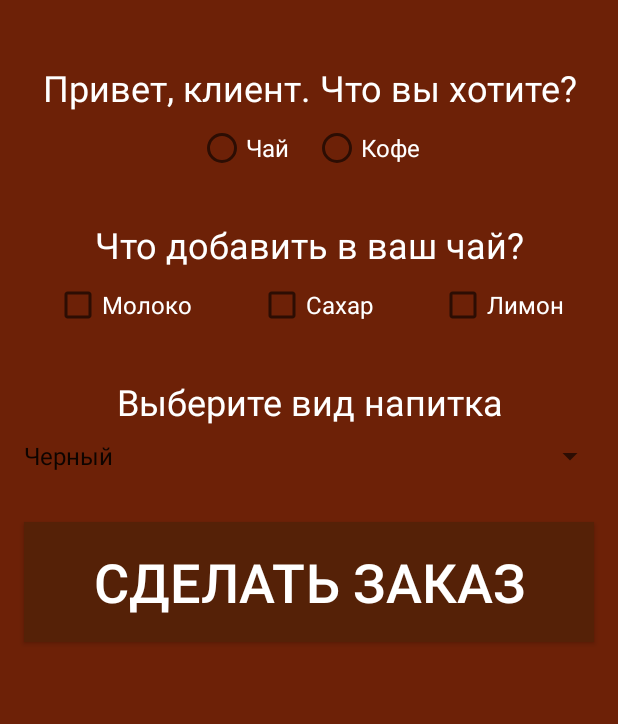
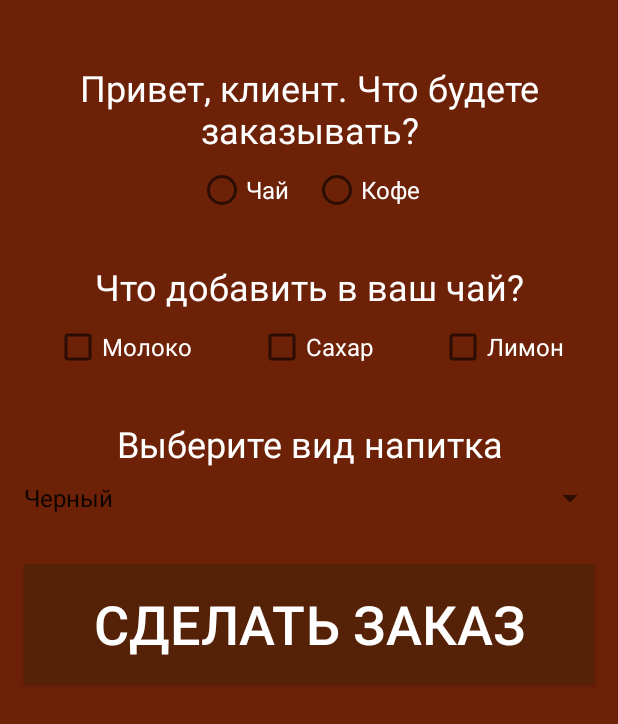
Before and after one commit to int55/CafeOrderApp, an Android app: the CreateOrderActivity screen opened directly, with no data from a screen before it, on a phone screen of 412 x 824 dp. Shown: the top 724 px of the screen. Run offline under Robolectric (Android 15) with nearby library versions, the phone set to English and light mode, and no system bars.

Commit message:
modified: strings.xml

```diff
--- a/app/src/main/res/layout/activity_create_order.xml
+++ b/app/src/main/res/layout/activity_create_order.xml
@@ -12,6 +12,8 @@
         android:layout_width="wrap_content"
         android:layout_height="wrap_content"
         android:layout_marginTop="42dp"
+        android:layout_marginRight="8dp"
+        android:layout_marginLeft="8dp"
         android:textSize="24sp"
         android:gravity="center"
         android:text="@string/hello_userXML"
--- a/app/src/main/res/layout/login_activity.xml
+++ b/app/src/main/res/layout/login_activity.xml
@@ -32,7 +32,7 @@
         android:layout_height="wrap_content"
         android:layout_margin="8dp"
         android:inputType="textPersonName"
-        android:textSize="24dp"
+        android:textSize="16dp"
         android:textColor="@color/white"
         android:textColorHint="@color/white"
         android:hint="@string/hint_name" />
@@ -42,7 +42,7 @@
         android:layout_width="match_parent"
         android:layout_height="wrap_content"
         android:layout_margin="8dp"
-        android:textSize="24dp"
+        android:textSize="16dp"
         android:inputType="textPassword"
         android:textColor="@color/white"
         android:textColorHint="@color/white"
--- a/app/src/main/res/values/strings.xml
+++ b/app/src/main/res/values/strings.xml
@@ -6,7 +6,7 @@
     <string name="hint_pass">Введите пароль..</string>
     <string name="button_create_order">СОЗДАТЬ ЗАКАЗ</string>
     <string name="warning_toast">Необходимо заполнить все поля</string>
-    <string name="hello_userXML">Привет, клиент. Что вы хотите?</string>
+    <string name="hello_userXML">Привет, клиент. Что будете заказывать?</string>
     <string name="radio_button_Tea">Чай</string>
     <string name="radio_button_Coffee">Кофе</string>
     <string name="additoinsXML">Что добавить в ваш чай?</string>
```
